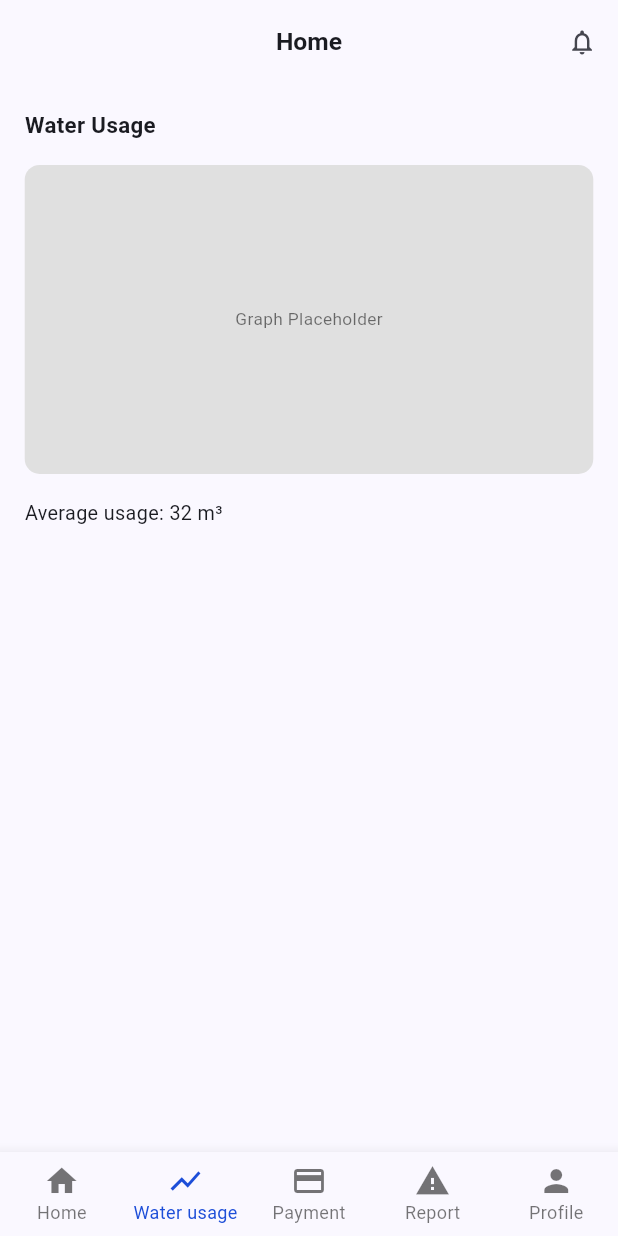
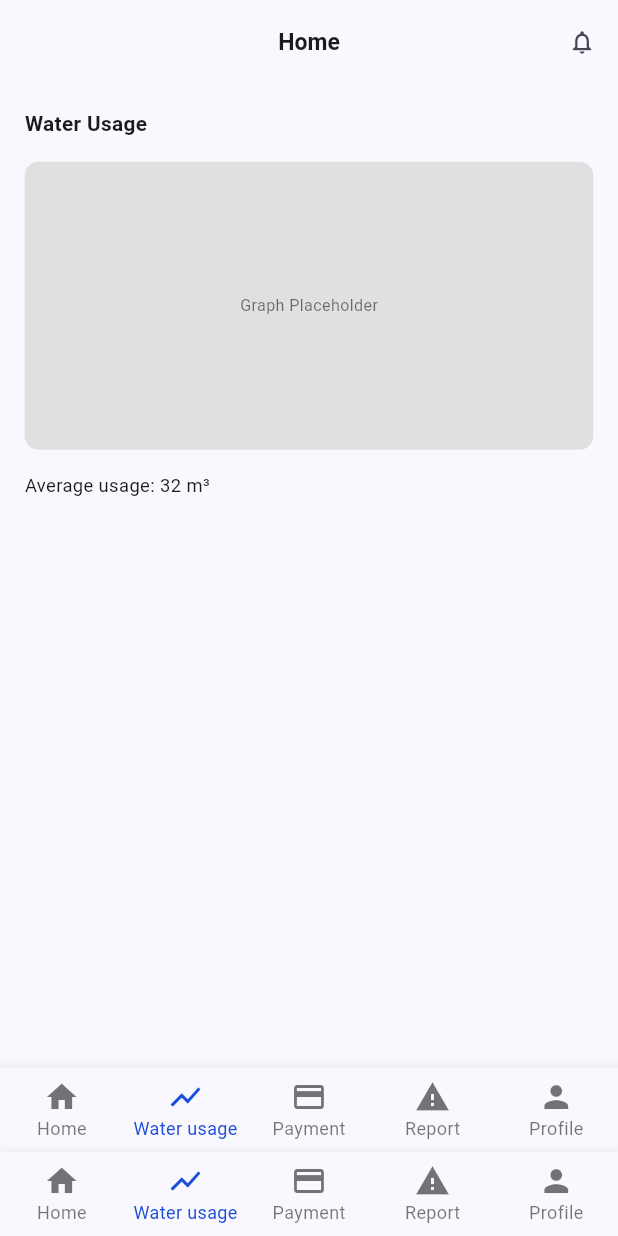
Before and after one commit to fiftheenyen/bawasa, a Flutter app: the WaterUsageScreen screen opened by its route, on a phone screen of 412 x 824 dp. Run offline on Flutter 3.47's test engine with Material 3 defaults, Android fonts, the phone set to English and light mode, and no system bars; our stand-ins replace go_router.

```diff
--- a/consummer_app/lib/core/routes/router.dart
+++ b/consummer_app/lib/core/routes/router.dart
@@ -1,3 +1,4 @@
+import 'package:flutter/material.dart';
 import 'package:go_router/go_router.dart';
 import 'package:consummer_app/core/routes/app_routes.dart';
 
@@ -5,37 +6,67 @@ import 'package:consummer_app/core/routes/app_routes.dart';
 import 'package:consummer_app/features/auth/welcome_screen.dart';
 import 'package:consummer_app/features/auth/signin_screen.dart';
 
-// Main tabs
+// Tabs
 import 'package:consummer_app/features/dashboard/presentation/dashboard_screen.dart';
 import 'package:consummer_app/features/water_usage/presentation/water_usage_screen.dart';
 
+// Shared widgets
+import 'package:consummer_app/core/widgets/custom_bottom_nav_bar.dart';
+
 final consumerRouter = GoRouter(
-  initialLocation: AppRoutes.welcome,
+  initialLocation: AppRoutes.dashboard,
   routes: [
     // Onboarding
     GoRoute(
       path: AppRoutes.welcome,
       builder: (context, state) => const WelcomeScreen(),
     ),
-
-    // Auth
     GoRoute(
       path: AppRoutes.signIn,
       builder: (context, state) => const SignInScreen(),
     ),
 
-    // Main bottom nav tabs
-    GoRoute(
-      path: AppRoutes.dashboard,
-      builder: (context, state) =>
-          DashboardScreen(initialIndex: state.extra as int? ?? 0),
+    // ShellRoute wraps all bottom nav pages in one scaffold
+    ShellRoute(
+      builder: (context, state, child) {
+        // Determine active index based on current location
+        final location = state.uri.toString();
+        int currentIndex;
+        if (location.startsWith(AppRoutes.dashboard)) {
+          currentIndex = 0;
+        } else if (location.startsWith(AppRoutes.waterUsage)) {
+          currentIndex = 1;
+        } else {
+          currentIndex = 0;
+        }
+
+        return Scaffold(
+          body: child,
+          bottomNavigationBar: CustomBottomNavBar(
+            currentIndex: currentIndex,
+            onTap: (index) {
+              switch (index) {
+                case 0:
+                  context.go(AppRoutes.dashboard);
+                  break;
+                case 1:
+                  context.go(AppRoutes.waterUsage);
+                  break;
+              }
+            },
+          ),
+        );
+      },
+      routes: [
+        GoRoute(
+          path: AppRoutes.dashboard,
+          builder: (context, state) => const DashboardScreen(),
+        ),
+        GoRoute(
+          path: AppRoutes.waterUsage,
+          builder: (context, state) => const WaterUsageScreen(),
+        ),
+      ],
     ),
-    GoRoute(
-      path: AppRoutes.waterUsage,
-      builder: (context, state) =>
-          WaterUsageScreen(initialIndex: state.extra as int? ?? 1),
-    ),
-
-    // 📌 Future: Add Payment, Report, Profile here...
   ],
 );
```
